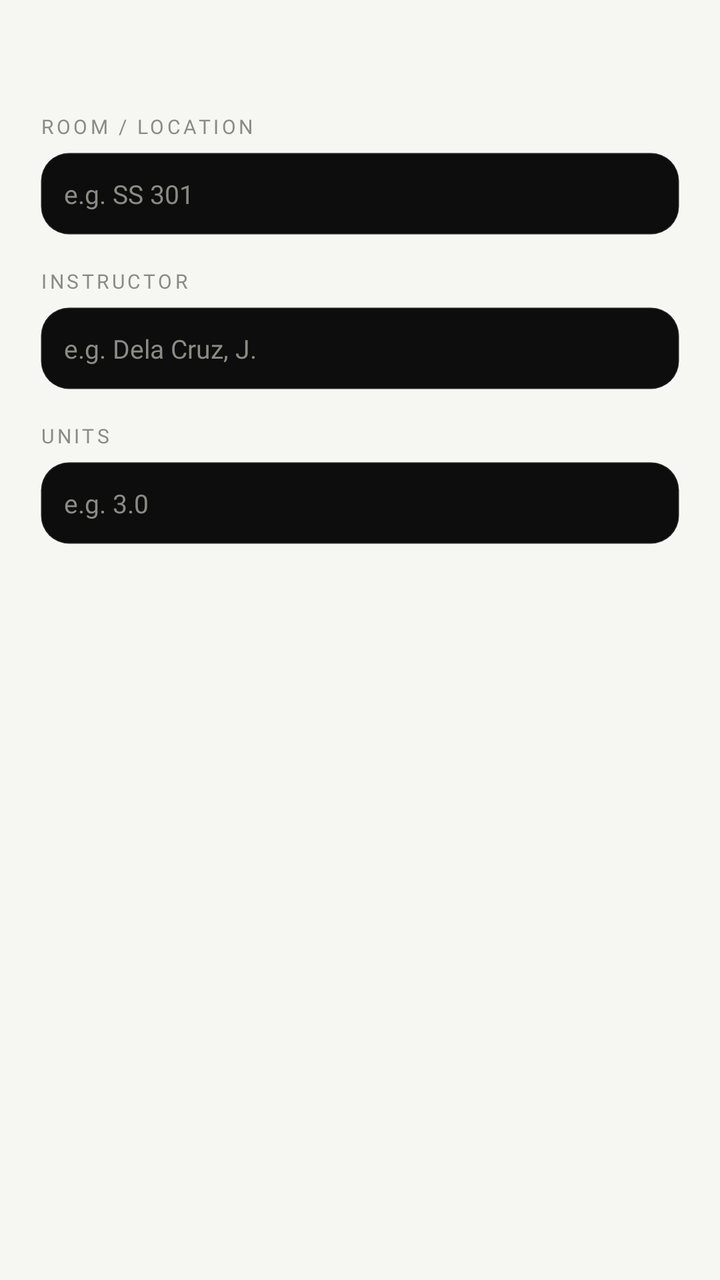
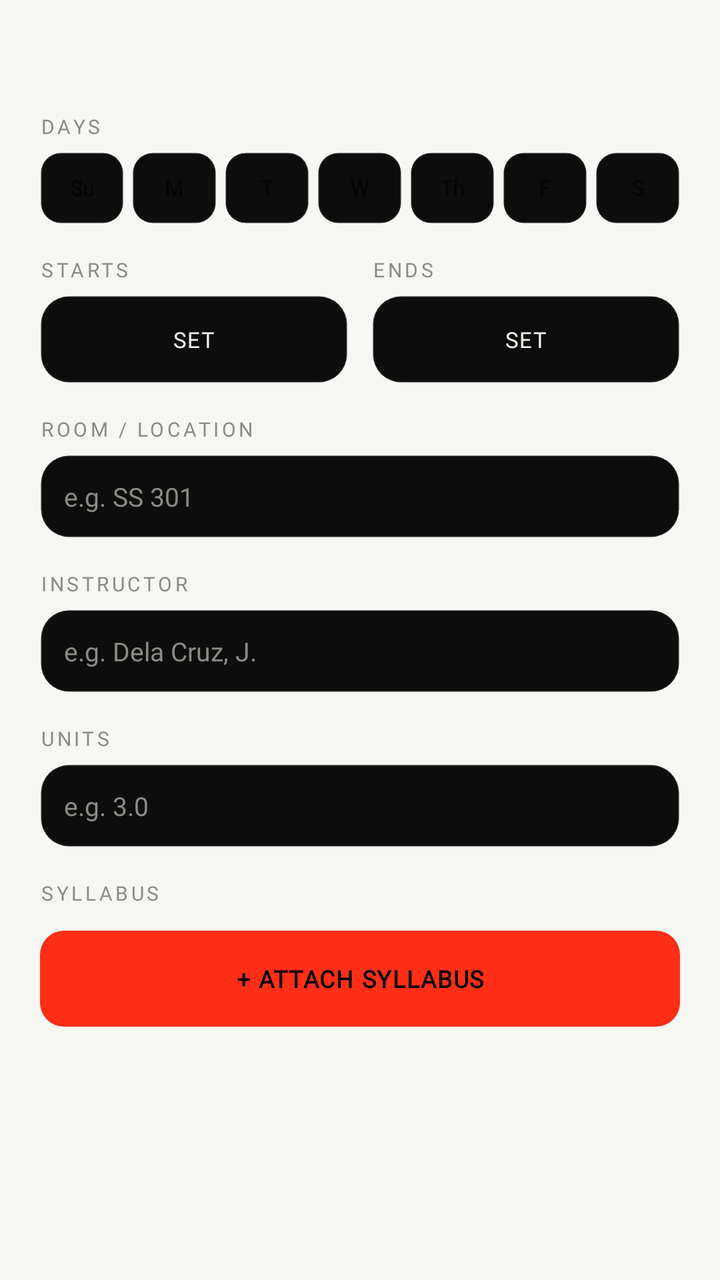

Two renders of the same Android screen: before a commit and after it. Below are the layout's source before the change and the commit's diff.
<!-- AndroidManifest.xml: application theme Theme.CRSScheduler.GE -->
<!-- res/layout/dialog_edit_class_ne.xml -->
<?xml version="1.0" encoding="utf-8"?>
<ScrollView xmlns:android="http://schemas.android.com/apk/res/android"
    android:layout_width="match_parent"
    android:layout_height="wrap_content"
    android:maxHeight="480dp">

    <LinearLayout
        android:layout_width="match_parent"
        android:layout_height="wrap_content"
        android:orientation="vertical"
        android:padding="20dp">

        <TextView
            android:id="@+id/dialog_edit_class_name"
            android:layout_width="match_parent"
            android:layout_height="wrap_content"
            android:textColor="@color/ne_ink"
            android:textStyle="bold"
            android:textSize="15sp"
            android:fontFamily="@font/jetbrains_mono_bold" />

        <TextView
            android:layout_width="match_parent"
            android:layout_height="wrap_content"
            android:layout_marginTop="16dp"
            android:text="ROOM / LOCATION"
            android:textColor="@color/ne_ink_dim"
            android:textSize="10sp"
            android:letterSpacing="0.15"
            android:fontFamily="@font/jetbrains_mono" />

        <EditText
            android:id="@+id/dialog_input_room"
            android:layout_width="match_parent"
            android:layout_height="wrap_content"
            android:layout_marginTop="6dp"
            android:background="@drawable/row_bg_ne"
            android:padding="12dp"
            android:hint="e.g. SS 301"
            android:textColorHint="@color/ne_ink_dim"
            android:textColor="@color/ne_ink"
            android:textSize="13sp"
            android:imeOptions="actionNext"
            android:fontFamily="@font/jetbrains_mono" />

        <TextView
            android:layout_width="match_parent"
            android:layout_height="wrap_content"
            android:layout_marginTop="16dp"
            android:text="INSTRUCTOR"
            android:textColor="@color/ne_ink_dim"
            android:textSize="10sp"
            android:letterSpacing="0.15"
            android:fontFamily="@font/jetbrains_mono" />

        <EditText
            android:id="@+id/dialog_input_instructor"
            android:layout_width="match_parent"
            android:layout_height="wrap_content"
            android:layout_marginTop="6dp"
            android:background="@drawable/row_bg_ne"
            android:padding="12dp"
            android:hint="e.g. Dela Cruz, J."
            android:textColorHint="@color/ne_ink_dim"
            android:textColor="@color/ne_ink"
            android:textSize="13sp"
            android:imeOptions="actionNext"
            android:fontFamily="@font/jetbrains_mono" />

        <TextView
            android:layout_width="match_parent"
            android:layout_height="wrap_content"
            android:layout_marginTop="16dp"
            android:text="UNITS"
            android:textColor="@color/ne_ink_dim"
            android:textSize="10sp"
            android:letterSpacing="0.15"
            android:fontFamily="@font/jetbrains_mono" />

        <EditText
            android:id="@+id/dialog_input_units"
            android:layout_width="match_parent"
            android:layout_height="wrap_content"
            android:layout_marginTop="6dp"
            android:background="@drawable/row_bg_ne"
            android:padding="12dp"
            android:hint="e.g. 3.0"
            android:textColorHint="@color/ne_ink_dim"
            android:textColor="@color/ne_ink"
            android:textSize="13sp"
            android:inputType="numberDecimal"
            android:imeOptions="actionDone"
            android:fontFamily="@font/jetbrains_mono" />

    </LinearLayout>
</ScrollView>
<!-- resources referenced by this layout -->
<resources>
  <color name="ne_ink">#F3F2ED</color>
  <color name="ne_ink_dim">#8B8B86</color>
  <!-- drawable row_bg_ne (drawable) -->
  <?xml version="1.0" encoding="utf-8"?>
  <shape xmlns:android="http://schemas.android.com/apk/res/android">
      <solid android:color="@color/ne_surface" />
      <corners android:radius="14dp" />
      <stroke android:width="1dp" android:color="@color/ne_line" />
  </shape>
  <style name="Theme.CRSScheduler.GE" parent="Theme.AppCompat.DayNight.NoActionBar">
          <item name="android:windowBackground">@color/ge_bg</item>
          <item name="colorPrimary">@color/ge_accent</item>
          <item name="colorPrimaryDark">@color/ge_bg</item>
          <item name="colorAccent">@color/ge_accent</item>
      </style>
  <color name="ne_surface">#0D0D0D</color>
  <color name="ne_line">#1AFFFFFF</color>
  <color name="ge_bg">#F6F6F3</color>
  <color name="ge_accent">#7B1113</color>
</resources>

<!-- the commit's change to res/layout/dialog_edit_class_ne.xml (unified diff, before → after) -->
@@ -2,7 +2,7 @@
 <ScrollView xmlns:android="http://schemas.android.com/apk/res/android"
     android:layout_width="match_parent"
     android:layout_height="wrap_content"
-    android:maxHeight="480dp">
+    android:maxHeight="560dp">
 
     <LinearLayout
         android:layout_width="match_parent"
@@ -18,6 +18,196 @@
             android:textStyle="bold"
             android:textSize="15sp"
             android:fontFamily="@font/jetbrains_mono_bold" />
+
+        <TextView
+            android:layout_width="match_parent"
+            android:layout_height="wrap_content"
+            android:layout_marginTop="16dp"
+            android:text="DAYS"
+            android:textColor="@color/ne_ink_dim"
+            android:textSize="10sp"
+            android:letterSpacing="0.15"
+            android:fontFamily="@font/jetbrains_mono" />
+
+        <LinearLayout
+            android:layout_width="match_parent"
+            android:layout_height="wrap_content"
+            android:orientation="horizontal"
+            android:layout_marginTop="6dp">
+
+            <TextView
+                android:id="@+id/chip_edit_day_0"
+                android:layout_width="0dp"
+                android:layout_height="wrap_content"
+                android:layout_weight="1"
+                android:layout_marginEnd="4dp"
+                android:minHeight="36dp"
+                android:gravity="center"
+                android:text="Su"
+                android:textSize="10.5sp"
+                android:textStyle="bold"
+                android:fontFamily="@font/jetbrains_mono_bold"
+                android:background="@drawable/chip_outline_bg_ne"
+                android:foreground="@drawable/ripple_rounded_10dp_ne" />
+
+            <TextView
+                android:id="@+id/chip_edit_day_1"
+                android:layout_width="0dp"
+                android:layout_height="wrap_content"
+                android:layout_weight="1"
+                android:layout_marginEnd="4dp"
+                android:minHeight="36dp"
+                android:gravity="center"
+                android:text="M"
+                android:textSize="10.5sp"
+                android:textStyle="bold"
+                android:fontFamily="@font/jetbrains_mono_bold"
+                android:background="@drawable/chip_outline_bg_ne"
+                android:foreground="@drawable/ripple_rounded_10dp_ne" />
+
+            <TextView
+                android:id="@+id/chip_edit_day_2"
+                android:layout_width="0dp"
+                android:layout_height="wrap_content"
+                android:layout_weight="1"
+                android:layout_marginEnd="4dp"
+                android:minHeight="36dp"
+                android:gravity="center"
+                android:text="T"
+                android:textSize="10.5sp"
+                android:textStyle="bold"
+                android:fontFamily="@font/jetbrains_mono_bold"
+                android:background="@drawable/chip_outline_bg_ne"
+                android:foreground="@drawable/ripple_rounded_10dp_ne" />
+
+            <TextView
+                android:id="@+id/chip_edit_day_3"
+                android:layout_width="0dp"
+                android:layout_height="wrap_content"
+                android:layout_weight="1"
+                android:layout_marginEnd="4dp"
+                android:minHeight="36dp"
+                android:gravity="center"
+                android:text="W"
+                android:textSize="10.5sp"
+                android:textStyle="bold"
+                android:fontFamily="@font/jetbrains_mono_bold"
+                android:background="@drawable/chip_outline_bg_ne"
+                android:foreground="@drawable/ripple_rounded_10dp_ne" />
+
+            <TextView
+                android:id="@+id/chip_edit_day_4"
+                android:layout_width="0dp"
+                android:layout_height="wrap_content"
+                android:layout_weight="1"
+                android:layout_marginEnd="4dp"
+                android:minHeight="36dp"
+                android:gravity="center"
+                android:text="Th"
+                android:textSize="10.5sp"
+                android:textStyle="bold"
+                android:fontFamily="@font/jetbrains_mono_bold"
+                android:background="@drawable/chip_outline_bg_ne"
+                android:foreground="@drawable/ripple_rounded_10dp_ne" />
+
+            <TextView
+                android:id="@+id/chip_edit_day_5"
+                android:layout_width="0dp"
+                android:layout_height="wrap_content"
+                android:layout_weight="1"
+                android:layout_marginEnd="4dp"
+                android:minHeight="36dp"
+                android:gravity="center"
+                android:text="F"
+                android:textSize="10.5sp"
+                android:textStyle="bold"
+                android:fontFamily="@font/jetbrains_mono_bold"
+                android:background="@drawable/chip_outline_bg_ne"
+                android:foreground="@drawable/ripple_rounded_10dp_ne" />
+
+            <TextView
+                android:id="@+id/chip_edit_day_6"
+                android:layout_width="0dp"
+                android:layout_height="wrap_content"
+                android:layout_weight="1"
+                android:minHeight="36dp"
+                android:gravity="center"
+                android:text="S"
+                android:textSize="10.5sp"
+                android:textStyle="bold"
+                android:fontFamily="@font/jetbrains_mono_bold"
+                android:background="@drawable/chip_outline_bg_ne"
+                android:foreground="@drawable/ripple_rounded_10dp_ne" />
+        </LinearLayout>
+
+        <LinearLayout
+            android:layout_width="match_parent"
+            android:layout_height="wrap_content"
+            android:orientation="horizontal"
+            android:layout_marginTop="16dp">
+
+            <LinearLayout
+                android:layout_width="0dp"
+                android:layout_height="wrap_content"
+                android:layout_weight="1"
+                android:layout_marginEnd="6dp"
+                android:orientation="vertical">
+
+                <TextView
+                    android:layout_width="match_parent"
+                    android:layout_height="wrap_content"
+                    android:text="STARTS"
+                    android:textColor="@color/ne_ink_dim"
+                    android:textSize="10sp"
+                    android:letterSpacing="0.15"
+                    android:fontFamily="@font/jetbrains_mono" />
+
+                <Button
+                    android:id="@+id/btn_edit_start_time"
+                    android:layout_width="match_parent"
+                    android:layout_height="wrap_content"
+                    android:layout_marginTop="6dp"
+                    android:minHeight="44dp"
+                    android:text="Set"
+                    android:textColor="@color/ne_ink"
+                    android:textSize="11sp"
+                    android:letterSpacing="0.05"
+                    android:fontFamily="@font/jetbrains_mono"
+                    android:background="@drawable/row_bg_ne"
+                    android:foreground="@drawable/ripple_rounded_14dp_ne" />
+            </LinearLayout>
+
+            <LinearLayout
+                android:layout_width="0dp"
+                android:layout_height="wrap_content"
+                android:layout_weight="1"
+                android:layout_marginStart="6dp"
+                android:orientation="vertical">
+
+                <TextView
+                    android:layout_width="match_parent"
+                    android:layout_height="wrap_content"
+                    android:text="ENDS"
+                    android:textColor="@color/ne_ink_dim"
+                    android:textSize="10sp"
+                    android:letterSpacing="0.15"
+                    android:fontFamily="@font/jetbrains_mono" />
+
+                <Button
+                    android:id="@+id/btn_edit_end_time"
+                    android:layout_width="match_parent"
+                    android:layout_height="wrap_content"
+                    android:layout_marginTop="6dp"
+                    android:minHeight="44dp"
+                    android:text="Set"
+                    android:textColor="@color/ne_ink"
+                    android:textSize="11sp"
+                    android:letterSpacing="0.05"
+                    android:fontFamily="@font/jetbrains_mono"
+                    android:background="@drawable/row_bg_ne"
+                    android:foreground="@drawable/ripple_rounded_14dp_ne" />
+            </LinearLayout>
+        </LinearLayout>
 
         <TextView
             android:layout_width="match_parent"
@@ -92,5 +282,42 @@
             android:imeOptions="actionDone"
             android:fontFamily="@font/jetbrains_mono" />
 
+        <TextView
+            android:layout_width="match_parent"
+            android:layout_height="wrap_content"
+            android:layout_marginTop="16dp"
+            android:text="SYLLABUS"
+            android:textColor="@color/ne_ink_dim"
+            android:textSize="10sp"
+            android:letterSpacing="0.15"
+            android:fontFamily="@font/jetbrains_mono" />
+
+        <LinearLayout
+            android:id="@+id/syllabus_attachments_container"
+            android:layout_width="match_parent"
+            android:layout_height="wrap_content"
+            android:layout_marginTop="6dp"
+            android:orientation="vertical" />
+
+        <TextView
+            android:id="@+id/btn_attach_syllabus"
+            android:layout_width="match_parent"
+            android:layout_height="wrap_content"
+            android:layout_marginTop="6dp"
+            android:minHeight="48dp"
+            android:background="@drawable/btn_bg_ne"
+            android:backgroundTint="@color/ne_accent"
+            android:foreground="@drawable/ripple_rounded_12dp_ne"
+            android:padding="12dp"
+            android:text="+ ATTACH SYLLABUS"
+            android:textColor="@color/ne_bg"
+            android:textStyle="bold"
+            android:textSize="12sp"
+            android:letterSpacing="0.05"
+            android:gravity="center"
+            android:fontFamily="@font/jetbrains_mono"
+            android:clickable="true"
+            android:focusable="true" />
+
     </LinearLayout>
 </ScrollView>
<!-- resource entries referenced after the edit -->
@@ -1,7 +1,55 @@
 <!-- resources referenced by this layout -->
 <resources>
+  <color name="ne_accent">#FF2E17</color>
+  <color name="ne_bg">#000000</color>
   <color name="ne_ink">#F3F2ED</color>
   <color name="ne_ink_dim">#8B8B86</color>
+  <!-- drawable btn_bg_ne (drawable) -->
+  <?xml version="1.0" encoding="utf-8"?>
+  <shape xmlns:android="http://schemas.android.com/apk/res/android">
+      <solid android:color="@color/ne_accent" />
+      <corners android:radius="12dp" />
+  </shape>
+  <!-- drawable chip_outline_bg_ne (drawable) -->
+  <?xml version="1.0" encoding="utf-8"?>
+  <shape xmlns:android="http://schemas.android.com/apk/res/android">
+      <solid android:color="@color/ne_surface" />
+      <corners android:radius="10dp" />
+      <stroke android:width="1dp" android:color="@color/ne_line" />
+  </shape>
+  <!-- drawable ripple_rounded_10dp_ne (drawable) -->
+  <?xml version="1.0" encoding="utf-8"?>
+  <ripple xmlns:android="http://schemas.android.com/apk/res/android"
+      android:color="@color/ne_line_strong">
+      <item android:id="@android:id/mask">
+          <shape android:shape="rectangle">
+              <solid android:color="@android:color/white" />
+              <corners android:radius="10dp" />
+          </shape>
+      </item>
+  </ripple>
+  <!-- drawable ripple_rounded_12dp_ne (drawable) -->
+  <?xml version="1.0" encoding="utf-8"?>
+  <ripple xmlns:android="http://schemas.android.com/apk/res/android"
+      android:color="@color/ne_line_strong">
+      <item android:id="@android:id/mask">
+          <shape android:shape="rectangle">
+              <solid android:color="@android:color/white" />
+              <corners android:radius="12dp" />
+          </shape>
+      </item>
+  </ripple>
+  <!-- drawable ripple_rounded_14dp_ne (drawable) -->
+  <?xml version="1.0" encoding="utf-8"?>
+  <ripple xmlns:android="http://schemas.android.com/apk/res/android"
+      android:color="@color/ne_line_strong">
+      <item android:id="@android:id/mask">
+          <shape android:shape="rectangle">
+              <solid android:color="@android:color/white" />
+              <corners android:radius="14dp" />
+          </shape>
+      </item>
+  </ripple>
   <!-- drawable row_bg_ne (drawable) -->
   <?xml version="1.0" encoding="utf-8"?>
   <shape xmlns:android="http://schemas.android.com/apk/res/android">
@@ -17,6 +65,7 @@
       </style>
   <color name="ne_surface">#0D0D0D</color>
   <color name="ne_line">#1AFFFFFF</color>
+  <color name="ne_line_strong">#38FFFFFF</color>
   <color name="ge_bg">#F6F6F3</color>
   <color name="ge_accent">#7B1113</color>
 </resources>
